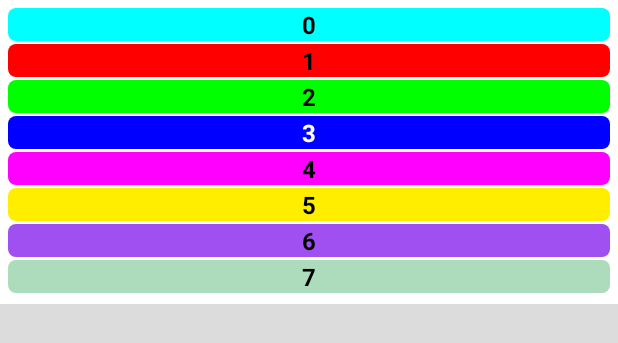
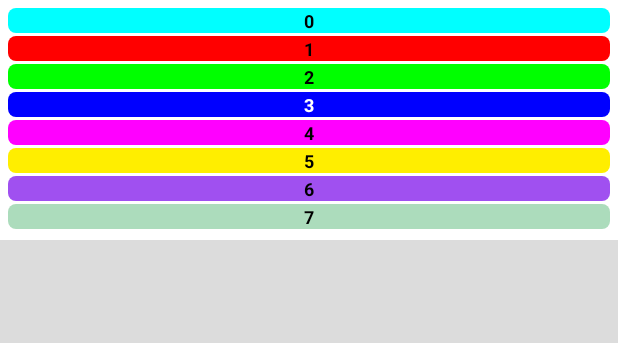
Before and after one commit to EyesOnly5x5/BrainSupa, an Android app: the layout popup_layout_08.xml on its own in the app's theme, with its tools: preview values and no code run, on a phone screen of 412 x 824 dp. Shown: the top 343 px of the screen. Run offline under Robolectric (Android 15) with nearby library versions, the light colour scheme and no system bars.

Commit message:
kleine grössen anpassung

```diff
--- a/app/build.gradle
+++ b/app/build.gradle
@@ -14,7 +14,9 @@ android {
         testInstrumentationRunner "androidx.test.runner.AndroidJUnitRunner"
         vectorDrawables.useSupportLibrary = true
     }
-
+    lint {
+        baseline = file("lint-baseline.xml")
+    }
     buildTypes {
         release {
             minifyEnabled false
--- a/app/src/main/java/de/eyesonly5x5/brainsupa/MyDisplay.java
+++ b/app/src/main/java/de/eyesonly5x5/brainsupa/MyDisplay.java
@@ -32,6 +32,7 @@ public class MyDisplay {
     public int getButtonSize( int lang ){
         return( (int) (getMinPixels() / (Math.sqrt(lang)+2)) );
     }
+
     public void setWoMischen( String wert ){ woMischen = wert; }
     public String getWoMischen( ){ return( woMischen ); }
 
--- a/app/src/main/res/layout/popup_layout_08.xml
+++ b/app/src/main/res/layout/popup_layout_08.xml
@@ -22,7 +22,7 @@
         android:text="@string/b0"
         android:textColor="@color/black"
         android:gravity="center"
-        android:textSize="16sp"
+        android:textSize="12sp"
         android:textStyle="bold" />
 
     <TextView
@@ -35,7 +35,7 @@
         android:text="@string/b1"
         android:textColor="@color/black"
         android:gravity="center"
-        android:textSize="16sp"
+        android:textSize="12sp"
         android:textStyle="bold" />
     <TextView
         android:id="@+id/btn2"
@@ -47,7 +47,7 @@
         android:text="@string/b2"
         android:textColor="@color/black"
         android:gravity="center"
-        android:textSize="16sp"
+        android:textSize="12sp"
         android:textStyle="bold" />
     <TextView
         android:id="@+id/btn3"
@@ -59,7 +59,7 @@
         android:text="@string/b3"
         android:textColor="@color/white"
         android:gravity="center"
-        android:textSize="16sp"
+        android:textSize="12sp"
         android:textStyle="bold" />
     <TextView
         android:id="@+id/btn4"
@@ -71,7 +71,7 @@
         android:text="@string/b4"
         android:textColor="@color/black"
         android:gravity="center"
-        android:textSize="16sp"
+        android:textSize="12sp"
         android:textStyle="bold" />
     <TextView
         android:id="@+id/btn5"
@@ -83,7 +83,7 @@
         android:text="@string/b5"
         android:textColor="@color/black"
         android:gravity="center"
-        android:textSize="16sp"
+        android:textSize="12sp"
         android:textStyle="bold" />
     <TextView
         android:id="@+id/btn6"
@@ -95,7 +95,7 @@
         android:text="@string/b6"
         android:textColor="@color/black"
         android:gravity="center"
-        android:textSize="16sp"
+        android:textSize="12sp"
         android:textStyle="bold" />
     <TextView
         android:id="@+id/btn7"
@@ -107,7 +107,7 @@
         android:text="@string/b7"
         android:textColor="@color/black"
         android:gravity="center"
-        android:textSize="16sp"
+        android:textSize="12sp"
         android:textStyle="bold" />
 
     </RelativeLayout>
--- a/app/src/main/res/values/dimens.xml
+++ b/app/src/main/res/values/dimens.xml
@@ -6,11 +6,11 @@
     <dimen name="ButX2">25dp</dimen>
     <dimen name="ButY2">34dp</dimen>
     <dimen name="NonoTop">50dp</dimen>
-    <dimen name="NonoTxt">14sp</dimen>
+    <dimen name="NonoTxt">12sp</dimen>
     <dimen name="NonoPad">2dp</dimen>
     <dimen name="NonoNG">90dp</dimen>
     <dimen name="NonoLogo">12sp</dimen>
-    <dimen name="SupaHTxt">14sp</dimen>
+    <dimen name="SupaHTxt">12sp</dimen>
     <dimen name="SudoBut">34dp</dimen>
     <dimen name="SudoButX">40dp</dimen>
     <dimen name="SudoButY">40dp</dimen>
```
Also changed, not shown: app/src/main/java/de/eyesonly5x5/brainsupa/SupaHirnActivity.java (+1 -15 lines), app/src/main/res/layout/popup_layout_06.xml (+6 -6 lines), 1 other file.
